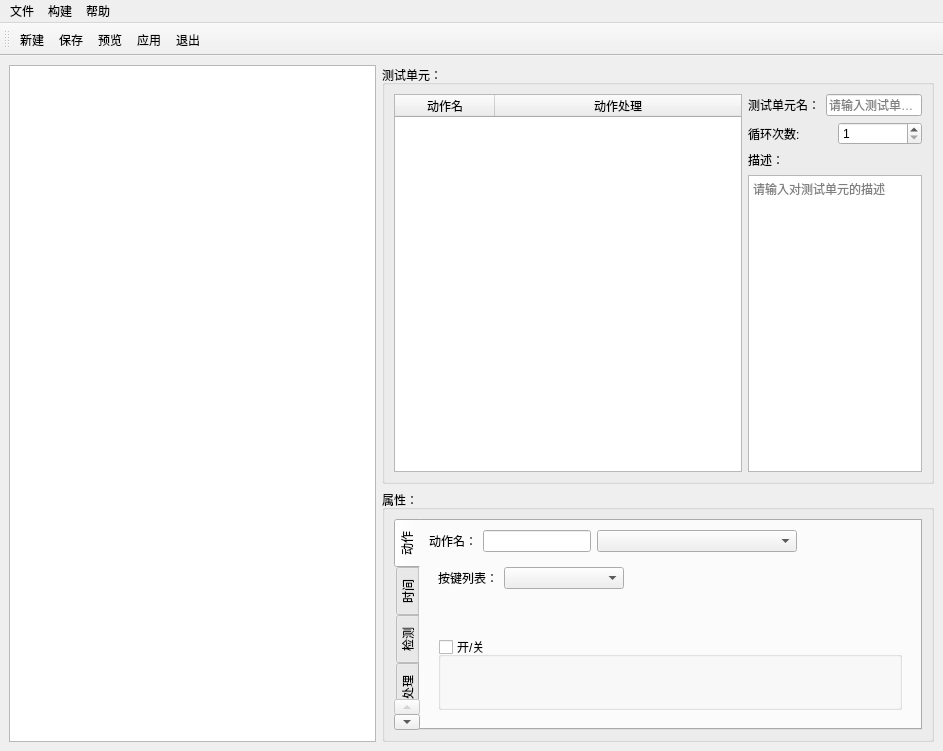
First picture: the form in SubWidget/deftheunit.ui, repository RoadRover-AutoTest/QtDemo, before the edit.
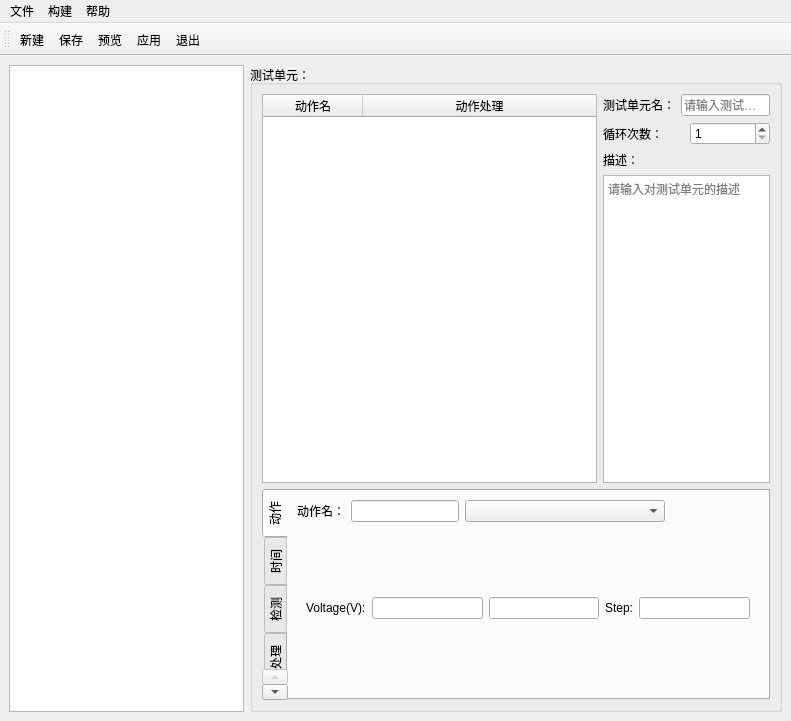
Second picture: the form after the edit. The open tabs and pages were chosen to show the change. Icons and pictures are not drawn. Custom widgets are drawn as their Qt base class.

Commit message: 20190412:添加测试电压控制；

```diff
--- a/SubWidget/deftheunit.ui
+++ b/SubWidget/deftheunit.ui
@@ -6,8 +6,8 @@
    <rect>
     <x>0</x>
     <y>0</y>
-    <width>943</width>
-    <height>751</height>
+    <width>791</width>
+    <height>721</height>
    </rect>
   </property>
   <property name="windowTitle">
@@ -31,14 +31,14 @@
      </layout>
     </item>
     <item row="0" column="1">
-     <layout class="QVBoxLayout" name="verticalLayout" stretch="2,1">
-      <item>
-       <widget class="QGroupBox" name="groupBox">
-        <property name="title">
-         <string>测试单元：</string>
-        </property>
-        <layout class="QGridLayout" name="gridLayout">
-         <item row="0" column="0">
+     <widget class="QGroupBox" name="groupBox">
+      <property name="title">
+       <string>测试单元：</string>
+      </property>
+      <layout class="QGridLayout" name="gridLayout">
+       <item row="0" column="0">
+        <layout class="QVBoxLayout" name="verticalLayout" stretch="3,1">
+         <item>
           <layout class="QHBoxLayout" name="horizontalLayout" stretch="2,1">
            <item>
             <widget class="QTableWidget" name="tableAction">
@@ -97,7 +97,7 @@
                <item>
                 <widget class="QLabel" name="label_2">
                  <property name="text">
-                  <string>循环次数:</string>
+                  <string>循环次数：</string>
                  </property>
                 </widget>
                </item>
@@ -131,16 +131,7 @@
            </item>
           </layout>
          </item>
-        </layout>
-       </widget>
-      </item>
-      <item>
-       <widget class="QGroupBox" name="groupBox_2">
-        <property name="title">
-         <string>属性：</string>
-        </property>
-        <layout class="QGridLayout" name="gridLayout_10">
-         <item row="1" column="0" colspan="2">
+         <item>
           <widget class="QTabWidget" name="tabProperties">
            <property name="tabPosition">
             <enum>QTabWidget::West</enum>
@@ -152,7 +143,7 @@
             <attribute name="title">
              <string>动作</string>
             </attribute>
-            <layout class="QGridLayout" name="gridLayout_18">
+            <layout class="QGridLayout" name="gridLayout_10">
              <item row="0" column="0">
               <widget class="QLabel" name="label_14">
                <property name="text">
@@ -173,6 +164,19 @@
                </property>
               </widget>
              </item>
+             <item row="0" column="3">
+              <spacer name="horizontalSpacer">
+               <property name="orientation">
+                <enum>Qt::Horizontal</enum>
+               </property>
+               <property name="sizeHint" stdset="0">
+                <size>
+                 <width>40</width>
+                 <height>20</height>
+                </size>
+               </property>
+              </spacer>
+             </item>
              <item row="1" column="0" colspan="4">
               <widget class="QStackedWidget" name="stackedWidget">
                <property name="currentIndex">
@@ -221,52 +225,6 @@
                </widget>
                <widget class="QWidget" name="pageKey">
                 <layout class="QGridLayout" name="gridLayout_21">
-                 <item row="0" column="1">
-                  <widget class="QComboBox" name="comboKeyList">
-                   <property name="minimumSize">
-                    <size>
-                     <width>120</width>
-                     <height>0</height>
-                    </size>
-                   </property>
-                   <property name="maximumSize">
-                    <size>
-                     <width>120</width>
-                     <height>16777215</height>
-                    </size>
-                   </property>
-                  </widget>
-                 </item>
-                 <item row="0" column="0">
-                  <widget class="QLabel" name="label_15">
-                   <property name="maximumSize">
-                    <size>
-                     <width>60</width>
-                     <height>16777215</height>
-                    </size>
-                   </property>
-                   <property name="text">
-                    <string>按键列表：</string>
-                   </property>
-                  </widget>
-                 </item>
-                 <item row="2" column="0" rowspan="2" colspan="3">
-                  <widget class="QGroupBox" name="groupKeyONOFF">
-                   <property name="title">
-                    <string>开/关</string>
-                   </property>
-                   <property name="flat">
-                    <bool>true</bool>
-                   </property>
-                   <property name="checkable">
-                    <bool>true</bool>
-                   </property>
-                   <property name="checked">
-                    <bool>false</bool>
-                   </property>
-                   <layout class="QGridLayout" name="gridLayout_20"/>
-                  </widget>
-                 </item>
                  <item row="0" column="2" rowspan="2">
                   <widget class="QLabel" name="labelDescript">
                    <property name="styleSheet">
@@ -277,23 +235,73 @@
                    </property>
                   </widget>
                  </item>
+                 <item row="0" column="0">
+                  <widget class="QLabel" name="label_15">
+                   <property name="maximumSize">
+                    <size>
+                     <width>60</width>
+                     <height>16777215</height>
+                    </size>
+                   </property>
+                   <property name="text">
+                    <string>按键列表：</string>
+                   </property>
+                  </widget>
+                 </item>
+                 <item row="0" column="1">
+                  <widget class="QComboBox" name="comboKeyList">
+                   <property name="minimumSize">
+                    <size>
+                     <width>120</width>
+                     <height>0</height>
+                    </size>
+                   </property>
+                   <property name="maximumSize">
+                    <size>
+                     <width>120</width>
+                     <height>16777215</height>
+                    </size>
+                   </property>
+                  </widget>
+                 </item>
+                 <item row="1" column="1">
+                  <widget class="QCheckBox" name="groupKeyONOFF">
+                   <property name="text">
+                    <string>开/关</string>
+                   </property>
+                  </widget>
+                 </item>
+                </layout>
+               </widget>
+               <widget class="QWidget" name="pageBatVolt">
+                <layout class="QGridLayout" name="gridLayout_23">
+                 <item row="0" column="0">
+                  <widget class="QLabel" name="label_16">
+                   <property name="text">
+                    <string>Voltage(V):</string>
+                   </property>
+                  </widget>
+                 </item>
+                 <item row="0" column="1">
+                  <widget class="QLineEdit" name="lineEditMixVolt"/>
+                 </item>
+                 <item row="0" column="2">
+                  <widget class="QLineEdit" name="lineEditMaxVolt"/>
+                 </item>
+                 <item row="0" column="3">
+                  <widget class="QLabel" name="label_17">
+                   <property name="text">
+                    <string>Step:</string>
+                   </property>
+                  </widget>
+                 </item>
+                 <item row="0" column="4">
+                  <widget class="QLineEdit" name="lineEditStepVolt"/>
+                 </item>
                 </layout>
                </widget>
               </widget>
              </item>
-             <item row="0" column="3">
-              <spacer name="horizontalSpacer">
-               <property name="orientation">
-                <enum>Qt::Horizontal</enum>
-               </property>
-               <property name="sizeHint" stdset="0">
-                <size>
-                 <width>40</width>
-                 <height>20</height>
-                </size>
-               </property>
-              </spacer>
-             </item>
             </layout>
            </widget>
            <widget class="QWidget" name="tabTime">
@@ -785,9 +793,12 @@
           </widget>
          </item>
         </layout>
-       </widget>
-      </item>
-     </layout>
+       </item>
+      </layout>
+      <zorder>groupBox_2</zorder>
+      <zorder>tableAction</zorder>
+      <zorder>tabProperties</zorder>
+     </widget>
     </item>
    </layout>
   </widget>
@@ -796,7 +807,7 @@
     <rect>
      <x>0</x>
      <y>0</y>
-     <width>943</width>
+     <width>791</width>
      <height>23</height>
     </rect>
    </property>
```
Left out of the diff: 89 changed lines with no effect on the pictures. The commit also changes 11 other files.
